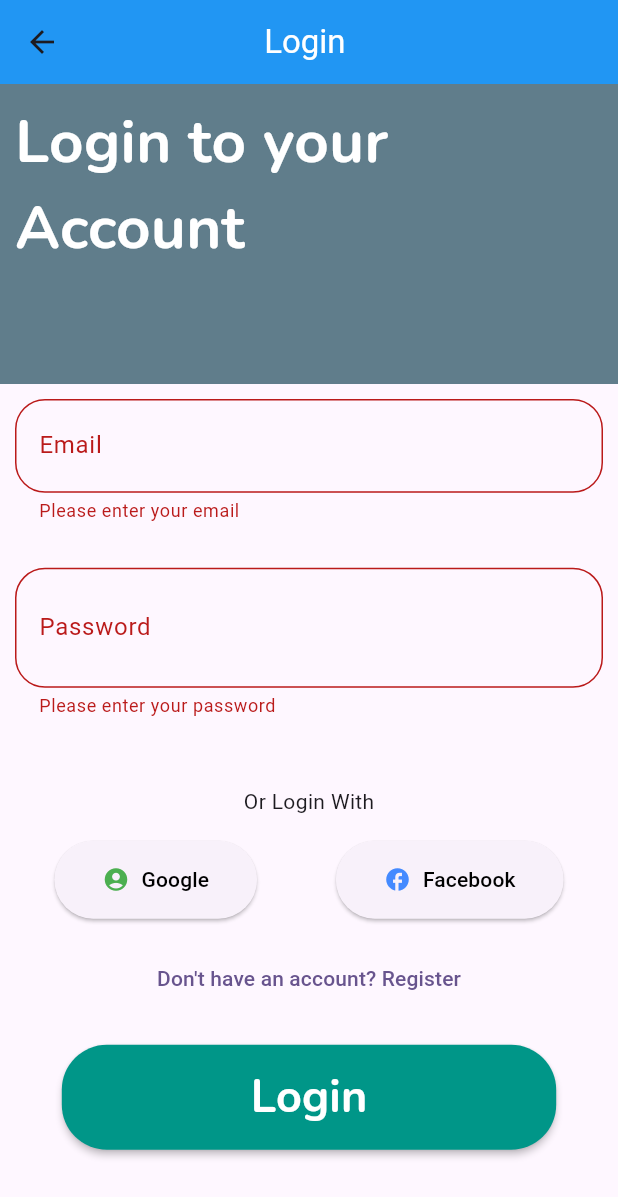
After one commit to mamaboiy/hospital, a Flutter app: the LoginPage screen opened directly, after a tap on "Login", on a phone screen of 412 x 824 dp. The commit adds this screen. Shown: the top 1197 px of the screen. Run offline on Flutter 3.47's test engine with Material 3 defaults, Android fonts, the light colour scheme and no system bars; our stand-ins replace carousel_slider, curved_navigation_bar, google_fonts, lottie.

Commit message:
form added

```diff
--- /dev/null
+++ b/lib/data/user_data.dart
@@ -0,0 +1,5 @@
+import 'package:doctor/model_class/register_model.dart';
+
+List<userModel>user=[
+
+];
--- a/lib/main.dart
+++ b/lib/main.dart
@@ -1,5 +1,7 @@
+import 'package:doctor/pages/Login_page.dart';
 import 'package:doctor/pages/caruosel_page.dart';
 import 'package:doctor/pages/covid_19page.dart';
+import 'package:doctor/pages/form.dart';
 import 'package:doctor/pages/home_page.dart';
 import 'package:doctor/pages/navbuttom.dart';
 import 'package:doctor/pages/splash_Page.dart';
--- /dev/null
+++ b/lib/model_class/register_model.dart
@@ -0,0 +1,8 @@
+
+class userModel {
+  String firstName;
+
+  userModel({
+    required this.firstName,
+  });
+}
--- /dev/null
+++ b/lib/pages/Login_page.dart
@@ -0,0 +1,186 @@
+import 'package:doctor/constants/constant.dart';
+import 'package:flutter/material.dart';
+
+class LoginPage extends StatefulWidget {
+  const LoginPage({super.key});
+
+  @override
+  State<LoginPage> createState() => _RegistrationState();
+}
+
+class _RegistrationState extends State<LoginPage> {
+  final _formKey = GlobalKey<FormState>();
+  TextEditingController _email = TextEditingController();
+  TextEditingController _password = TextEditingController();
+  TextEditingController _rePassword = TextEditingController();
+  bool isObs = false;
+
+  @override
+  Widget build(BuildContext context) {
+    return Scaffold(
+      appBar: AppBar(
+        title: Text(
+          "Login ",
+          style: TextStyle(color: Colors.white),
+        ),
+        centerTitle: true,
+        backgroundColor: Colors.blue,
+      ),
+      body: SingleChildScrollView(
+        child: Column(
+          children: [
+            Column(
+              crossAxisAlignment: CrossAxisAlignment.center,
+              children: [
+                Container(
+                  padding: EdgeInsets.all(10),
+                  height:200,
+                  width: double.infinity,
+                  color: Colors.blueGrey,
+                  child: Text("Login to your\nAccount",style: myStyle(40,Colors.white,FontWeight.bold),),
+                ),
+              ],
+            ),
+            Container(
+              padding: EdgeInsets.all(10),
+              child: Form(
+                key: _formKey,
+                child: Column(
+                  children: [
+                    /// Email
+                    TextFormField(
+                      controller: _email,
+                      decoration: InputDecoration(
+                        label: Text("Email"), hintText: "Enter your email",
+                        // hintStyle: TextStyle(color: Colors.purple)
+                        border: OutlineInputBorder(
+                            borderRadius: BorderRadius.all(Radius.circular(20))),
+                        suffix: Icon(
+                            Icons.email_outlined), // suffixIcon: Icon(Icons.abc),
+                        // prefix: Icon(Icons.abc),                    // prefixIcon: Icon(Icons.abc)
+                      ),
+                      validator: (value) {
+                        if (value == null || value.isEmpty) {
+                          return 'Please enter your email';
+                        }
+                        if (!value.contains('@')) {
+                          return 'Please enter a valid email';
+                        }
+                        return null;
+                      },
+                    ),
+                    SizedBox(
+                      height: 30,
+                    ),
+
+                    /// Password
+                    TextFormField(
+                      controller: _password,
+                      obscureText: isObs,
+                      decoration: InputDecoration(
+                        label: Text("Password"),
+                        hintText: "Enter your password",
+                        // hintStyle: TextStyle(color: Colors.purple)
+                        border: OutlineInputBorder(
+                            borderRadius: BorderRadius.all(Radius.circular(20))),
+                        suffix: IconButton(
+                          onPressed: () {
+                            isObs = !isObs;
+                            setState(() {});
+                          },
+                          icon: Icon(Icons.visibility),
+                        ),
+                        // suffixIcon: Icon(Icons.abc),                    // prefix: Icon(Icons.abc),
+                        // prefixIcon: Icon(Icons.abc)
+                      ),
+                      validator: (value) {
+                        if (value == null || value.isEmpty) {
+                          return 'Please enter your password';
+                        }
+                        return null;
+                      },
+                    ),
+                    SizedBox(
+                      height: 30,
+                    ),
+
+                    /// Re-password
+                    SizedBox(height: 16.0),
+                    Text('Or Login With'),
+                    SizedBox(height: 16.0),
+                    Row(
+                      mainAxisAlignment: MainAxisAlignment.spaceAround,
+                      children: <Widget>[
+                        ElevatedButton(
+                          onPressed: () {
+                            // Process Google login
+                          },
+                          style: ElevatedButton.styleFrom(
+                            // primary: Colors.white,
+                            // onPrimary: Colors.black,
+                            padding: EdgeInsets.symmetric(
+                              horizontal: 32.0,
+                              vertical: 16.0,
+                            ),
+                          ),
+                          child: Row(
+                            children: <Widget>[
+                              Icon(Icons.account_circle, color: Colors.green),
+                              SizedBox(width: 8.0),
+                              Text('Google', style: TextStyle(color: Colors.black)),
+                            ],
+                          ),
+                        ),
+                        ElevatedButton(
+                          onPressed: () {
+                            // Process Facebook login
+                          },
+                          style: ElevatedButton.styleFrom(
+                            // primary: Colors.blue,
+                            // onPrimary: Colors.white,
+                            padding: EdgeInsets.symmetric(
+                              horizontal: 32.0,
+                              vertical: 16.0,
+                            ),
+                          ),
+                          child: Row(
+                            children: <Widget>[
+                              Icon(Icons.facebook, color: Colors.blueAccent),
+                              SizedBox(width: 8.0),
+                              Text('Facebook', style: TextStyle(color: Colors.black)),
+                            ],
+                          ),
+                        ),
+                      ],
+                    ),
+                    SizedBox(height: 16.0),
+                    TextButton(
+                      onPressed: () {
+                        // Navigate to Register page
+                      },
+                      child: Text('Don\'t have an account? Register'),
+                    ),
+
+                    SizedBox(
+                      height: 20,
+                    ),
+                    MaterialButton(
+                      shape: RoundedRectangleBorder(borderRadius: BorderRadius.circular(30)),
+                      height: 70,
+                      minWidth: MediaQuery.of(context).size.width * 0.8,
+                      color: Colors.teal,
+                      onPressed: () {
+                        _formKey.currentState!.validate();
+                      },
+                      child: Text("Login",style: myStyle(30,Colors.white,FontWeight.bold),),
+                    )
+                  ],
+                ),
+              ),
+            ),
+          ],
+        ),
+      ),
+    );
+  }
+}
--- a/lib/pages/doctor_details.dart
+++ b/lib/pages/doctor_details.dart
@@ -194,7 +194,7 @@ class DoctorDetails extends StatelessWidget {
                     minWidth: MediaQuery.of(context).size.width*0.8,
                       height:MediaQuery.of(context).size.height*0.09,
                       onPressed: (){},
-                    child: Text("Make an Appoinment ",style: myStyle(22,Colors.white,FontWeight.bold),) ,
+                    child: Text("Make an Appointment ",style: myStyle(22,Colors.white,FontWeight.bold),) ,
 
                   ),
 
--- a/lib/pages/form.dart
+++ b/lib/pages/form.dart
@@ -1,3 +1,6 @@
+
+import 'package:doctor/data/user_data.dart';
+import 'package:doctor/model_class/register_model.dart';
 import 'package:flutter/material.dart';
 
 class Registration extends StatefulWidget {
@@ -41,9 +44,12 @@ class _RegistrationState extends State<Registration> {
                     label: Text("First Name"), hintText: "First Name",
                     // hintStyle: TextStyle(color: Colors.purple)
                     border: OutlineInputBorder(
-                        borderRadius: BorderRadius.all(Radius.circular(20))),
-                    // suffix: Icon(Icons.search),                    // suffixIcon: Icon(Icons.abc),
-                    // prefix: Icon(Icons.abc),                    // prefixIcon: Icon(Icons.abc)
+                        borderRadius: BorderRadius.all(Radius.circular(20))
+                    ),
+                    // suffix: Icon(Icons.search),
+                    // suffixIcon: Icon(Icons.abc),
+                    // prefix: Icon(Icons.abc),
+                    // prefixIcon: Icon(Icons.abc)
                   ),
                   validator: (value) {
                     if (value!.isEmpty) {
@@ -70,6 +76,7 @@ class _RegistrationState extends State<Registration> {
                     if (value!.isEmpty) {
                       // return "Please enter last name";
                     }
+                    return null;
                   },
                 ),
                 SizedBox(
@@ -163,11 +170,17 @@ class _RegistrationState extends State<Registration> {
                     }
                   },
                 ),
+                SizedBox(
+                  height: 20,
+                ),
                 MaterialButton(
+                  height: 70,
                   minWidth: MediaQuery.of(context).size.width * 0.8,
                   color: Colors.blue,
                   onPressed: () {
-                    _formKey.currentState!.validate();
+                    if(_formKey.currentState!.validate()){
+                      // user.add(userModel(firstName: _firstName.text.toString()));
+                    };
                   },
                   child: Text("Register Now!"),
                 )
```
